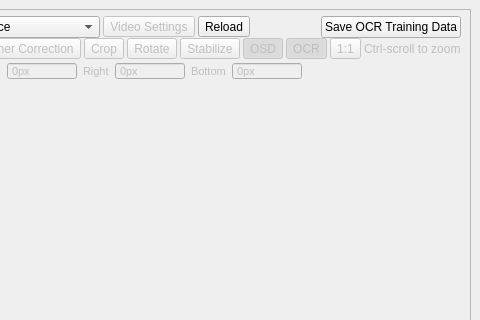
This is mainwindow.ui in locaal-ai/scoresight as Qt 5 draws it before an edit; both pictures show x 507 to 987 and y 0 to 320 of the 987 by 725 pixel window. The edited form follows.
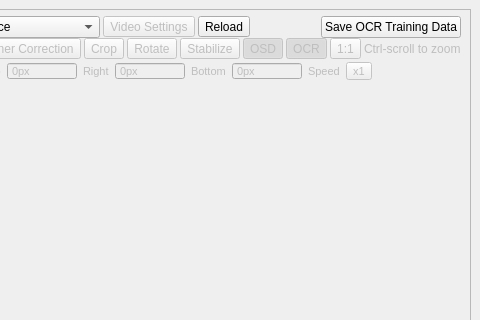
This is the edited form.

Commit message: Refactor: Add training dojo functionality and speed control

Diff of the .ui file:
```diff
--- a/mainwindow.ui
+++ b/mainwindow.ui
@@ -2058,6 +2058,20 @@
             </property>
            </widget>
           </item>
+          <item>
+           <widget class="QLabel" name="label_22">
+            <property name="text">
+             <string>Speed</string>
+            </property>
+           </widget>
+          </item>
+          <item>
+           <widget class="QToolButton" name="toolButton_speed">
+            <property name="text">
+             <string>x1</string>
+            </property>
+           </widget>
+          </item>
           <item>
            <spacer name="horizontalSpacer_4">
             <property name="orientation">
```
The commit also changes 10 other files.
